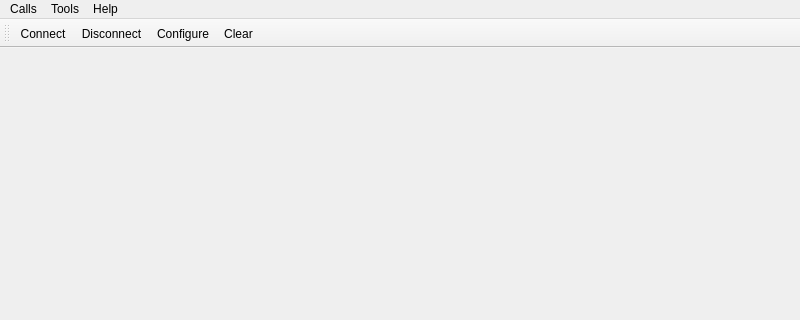
Qt form mesh-visualizer/mainwindow.ui (danielkurek/imf) before a commit; both pictures show x 0 to 800 and y 0 to 320 of the 800 by 600 pixel window.
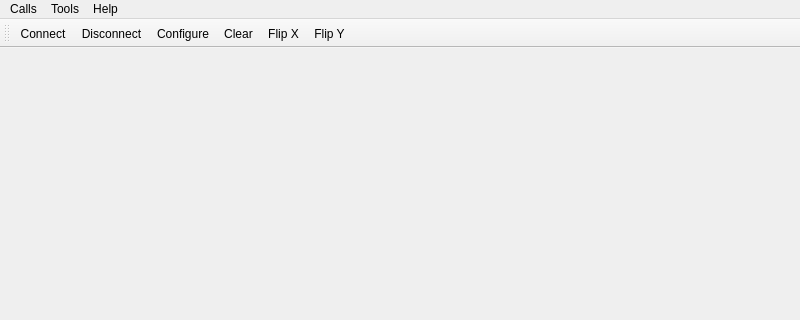
The same form after that commit. Icons and pictures are not drawn.

Patch:
```diff
--- a/mesh-visualizer/mainwindow.ui
+++ b/mesh-visualizer/mainwindow.ui
@@ -63,6 +63,8 @@
    <addaction name="actionDisconnect"/>
    <addaction name="actionConfigure"/>
    <addaction name="actionClear"/>
+   <addaction name="actionFlip_X"/>
+   <addaction name="actionFlip_Y"/>
   </widget>
   <widget class="QStatusBar" name="statusBar"/>
   <action name="actionAbout">
@@ -153,6 +155,28 @@
     <string>Ctrl+Q</string>
    </property>
   </action>
+  <action name="actionFlip_X">
+   <property name="checkable">
+    <bool>true</bool>
+   </property>
+   <property name="text">
+    <string>Flip X</string>
+   </property>
+   <property name="menuRole">
+    <enum>QAction::NoRole</enum>
+   </property>
+  </action>
+  <action name="actionFlip_Y">
+   <property name="checkable">
+    <bool>true</bool>
+   </property>
+   <property name="text">
+    <string>Flip Y</string>
+   </property>
+   <property name="menuRole">
+    <enum>QAction::NoRole</enum>
+   </property>
+  </action>
  </widget>
  <layoutdefault spacing="6" margin="11"/>
  <resources/>
```
